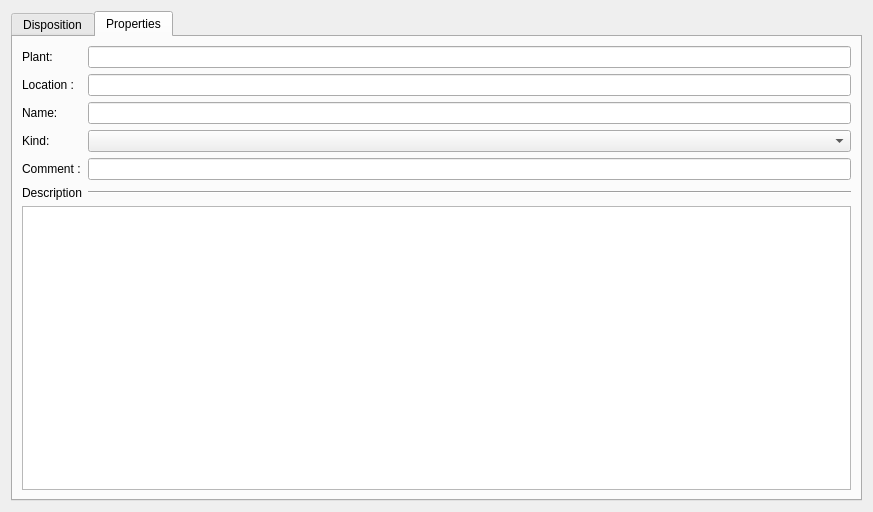
Above: sources/TerminalStrip/ui/terminalstripeditor.ui from qelectrotech/qelectrotech-source-mirror before the change. Below: the same form after it.
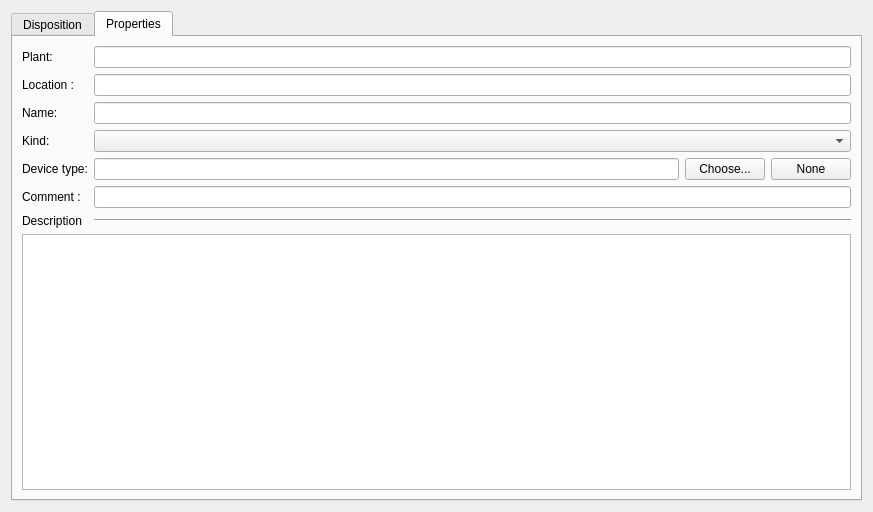
That is the form after the change. The open tabs and pages were chosen to show the change. Icons and pictures are not drawn. Custom widgets are drawn as their Qt base class.

Commit message: Give a connector a device type, and check its pins

```diff
--- a/sources/TerminalStrip/ui/terminalstripeditor.ui
+++ b/sources/TerminalStrip/ui/terminalstripeditor.ui
@@ -351,6 +351,38 @@
         <widget class="QComboBox" name="m_kind_cb"/>
        </item>
        <item row="4" column="0">
+        <widget class="QLabel" name="m_device_type_label">
+         <property name="text">
+          <string>Device type:</string>
+         </property>
+        </widget>
+       </item>
+       <item row="4" column="1">
+        <layout class="QHBoxLayout" name="m_device_type_layout">
+         <item>
+          <widget class="QLineEdit" name="m_device_type_le">
+           <property name="readOnly">
+            <bool>true</bool>
+           </property>
+          </widget>
+         </item>
+         <item>
+          <widget class="QPushButton" name="m_device_type_choose_pb">
+           <property name="text">
+            <string>Choose...</string>
+           </property>
+          </widget>
+         </item>
+         <item>
+          <widget class="QPushButton" name="m_device_type_clear_pb">
+           <property name="text">
+            <string>None</string>
+           </property>
+          </widget>
+         </item>
+        </layout>
+       </item>
+       <item row="5" column="0">
         <widget class="QLabel" name="label_4">
          <property name="text">
           <string>Comment :</string>
@@ -370,7 +402,7 @@
        <item row="0" column="1">
         <widget class="QLineEdit" name="m_installation_le"/>
        </item>
-       <item row="4" column="1">
+       <item row="5" column="1">
         <widget class="QLineEdit" name="m_comment_le"/>
        </item>
        <item row="1" column="0">
@@ -380,14 +412,14 @@
          </property>
         </widget>
        </item>
-       <item row="5" column="0">
+       <item row="6" column="0">
         <widget class="QLabel" name="label_5">
          <property name="text">
           <string>Description</string>
          </property>
         </widget>
        </item>
-       <item row="5" column="1">
+       <item row="6" column="1">
         <widget class="Line" name="line">
          <property name="orientation">
           <enum>Qt::Horizontal</enum>
@@ -397,7 +429,7 @@
        <item row="2" column="1">
         <widget class="QLineEdit" name="m_name_le"/>
        </item>
-       <item row="6" column="0" colspan="2">
+       <item row="7" column="0" colspan="2">
         <widget class="QPlainTextEdit" name="m_description_te"/>
        </item>
       </layout>
```
The commit also changes 15 other files.
